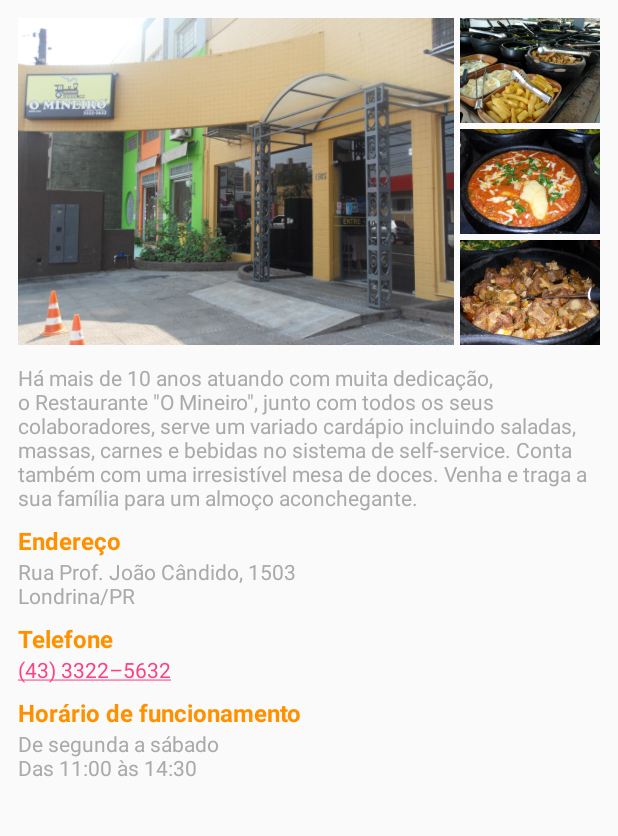
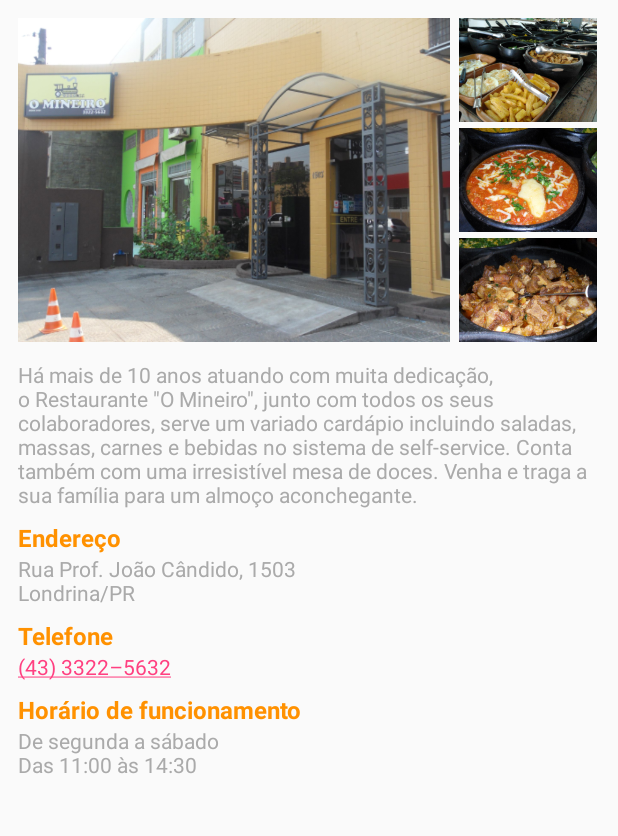
Before and after one commit to mauricioym/Restaurante-O-Mineiro, an Android app: the screen it shows after launch (MainActivity), on a phone screen of 412 x 824 dp, the part 213-1049 px from its top. Run offline under Robolectric (Android 15) with nearby library versions, the phone set to English and light mode, and no system bars.

Commit message:
Use support GridLayout to hold the pictures

```diff
--- a/app/build.gradle
+++ b/app/build.gradle
@@ -23,4 +23,5 @@ dependencies {
     compile fileTree(dir: 'libs', include: ['*.jar'])
     testCompile 'junit:junit:4.12'
     compile 'com.android.support:appcompat-v7:24.2.0'
+    compile 'com.android.support:gridlayout-v7:24.2.0'
 }
--- a/app/src/main/java/com/yuddi/omineiro/MainActivity.java
+++ b/app/src/main/java/com/yuddi/omineiro/MainActivity.java
@@ -5,7 +5,6 @@ import android.graphics.Bitmap;
 import android.graphics.BitmapFactory;
 import android.os.Bundle;
 import android.support.v7.app.AppCompatActivity;
-import android.util.Log;
 import android.view.ViewTreeObserver;
 import android.widget.ImageView;
 
@@ -21,19 +20,20 @@ public class MainActivity extends AppCompatActivity {
         final ImageView small2 = (ImageView) findViewById(R.id.small_photo_2_imageview);
         final ImageView small3 = (ImageView) findViewById(R.id.small_photo_3_imageview);
         final ImageView top = (ImageView) findViewById(R.id.top_photo_imageview);
-        Log.i("oie 1: ", "" + large.getMeasuredWidth());
+
         ViewTreeObserver observer = large.getViewTreeObserver();
         observer.addOnPreDrawListener(new ViewTreeObserver.OnPreDrawListener() {
             @Override
             public boolean onPreDraw() {
                 large.getViewTreeObserver().removeOnPreDrawListener(this);
                 int finalWidth = large.getMeasuredWidth();
-                Log.i("oie 2: ", "" + large.getMeasuredWidth());
+
                 large.setImageBitmap(decodeSampledBitmapFromResource(getResources(), R.drawable.photo1, finalWidth));
                 small1.setImageBitmap(decodeSampledBitmapFromResource(getResources(), R.drawable.photo2, finalWidth / 3));
                 small2.setImageBitmap(decodeSampledBitmapFromResource(getResources(), R.drawable.photo3, finalWidth / 3));
                 small3.setImageBitmap(decodeSampledBitmapFromResource(getResources(), R.drawable.photo4, finalWidth / 3));
                 top.setImageBitmap(decodeSampledBitmapFromResource(getResources(), R.drawable.rest_o_mineiro, finalWidth / 3 * 4));
+
                 return true;
             }
         });
--- a/app/src/main/res/layout/activity_main.xml
+++ b/app/src/main/res/layout/activity_main.xml
@@ -1,6 +1,7 @@
 <?xml version="1.0" encoding="utf-8"?>
 <ScrollView xmlns:android="http://schemas.android.com/apk/res/android"
     xmlns:tools="http://schemas.android.com/tools"
+    xmlns:grid="http://schemas.android.com/apk/res-auto"
     android:layout_width="match_parent"
     android:layout_height="match_parent"
     tools:context="com.yuddi.omineiro.MainActivity">
@@ -24,57 +25,62 @@
             android:text="@string/restaurant_name"
             style="@style/Head"/>
 
-        <LinearLayout
+        <android.support.v7.widget.GridLayout
             android:layout_width="match_parent"
             android:layout_height="wrap_content"
-            android:orientation="horizontal"
-            android:layout_margin="10dp">
+            android:layout_margin="10dp"
+            grid:rowCount="3"
+            grid:columnCount="2">
 
             <ImageView
                 android:id="@+id/large_photo_imageview"
                 android:layout_width="0dp"
                 android:layout_height="wrap_content"
-                android:layout_weight="3"
                 android:adjustViewBounds="true"
                 android:layout_margin="2dp"
+                grid:layout_row="0"
+                grid:layout_column="0"
+                grid:layout_rowSpan="3"
+                grid:layout_columnWeight="3"
                 tools:src="@drawable/photo1"/>
-
-            <LinearLayout
-                android:layout_width="0dp"
-                android:layout_height="wrap_content"
-                android:layout_weight="1"
-                android:orientation="vertical">
 
             <ImageView
                 android:id="@+id/small_photo_1_imageview"
-                    android:layout_width="wrap_content"
+                android:layout_width="0dp"
                 android:layout_height="0dp"
-                    android:layout_weight="1"
                 android:adjustViewBounds="true"
                 android:layout_margin="2dp"
+                grid:layout_row="0"
+                grid:layout_column="1"
+                grid:layout_columnWeight="1"
+                grid:layout_rowWeight="1"
                 tools:src="@drawable/photo2"/>
 
             <ImageView
                 android:id="@+id/small_photo_2_imageview"
-                    android:layout_width="wrap_content"
+                android:layout_width="0dp"
                 android:layout_height="0dp"
-                    android:layout_weight="1"
                 android:adjustViewBounds="true"
                 android:layout_margin="2dp"
+                grid:layout_row="1"
+                grid:layout_column="1"
+                grid:layout_columnWeight="1"
+                grid:layout_rowWeight="1"
                 tools:src="@drawable/photo3"/>
 
             <ImageView
                 android:id="@+id/small_photo_3_imageview"
-                    android:layout_width="wrap_content"
+                android:layout_width="0dp"
                 android:layout_height="0dp"
-                    android:layout_weight="1"
                 android:adjustViewBounds="true"
                 android:layout_margin="2dp"
+                grid:layout_row="2"
+                grid:layout_column="1"
+                grid:layout_columnWeight="1"
+                grid:layout_rowWeight="1"
                 tools:src="@drawable/photo4"/>
 
-            </LinearLayout>
-
-        </LinearLayout>
+        </android.support.v7.widget.GridLayout>
 
         <TextView
             android:layout_width="wrap_content"
```
Lines whose indentation alone changed are shown as unchanged.
